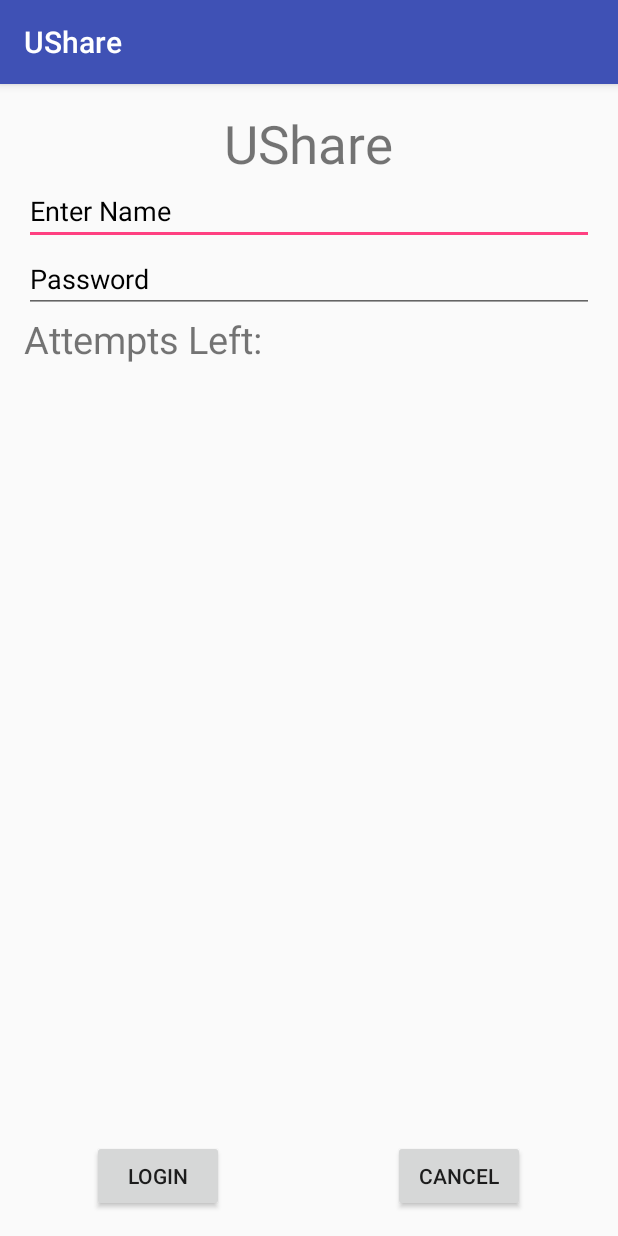
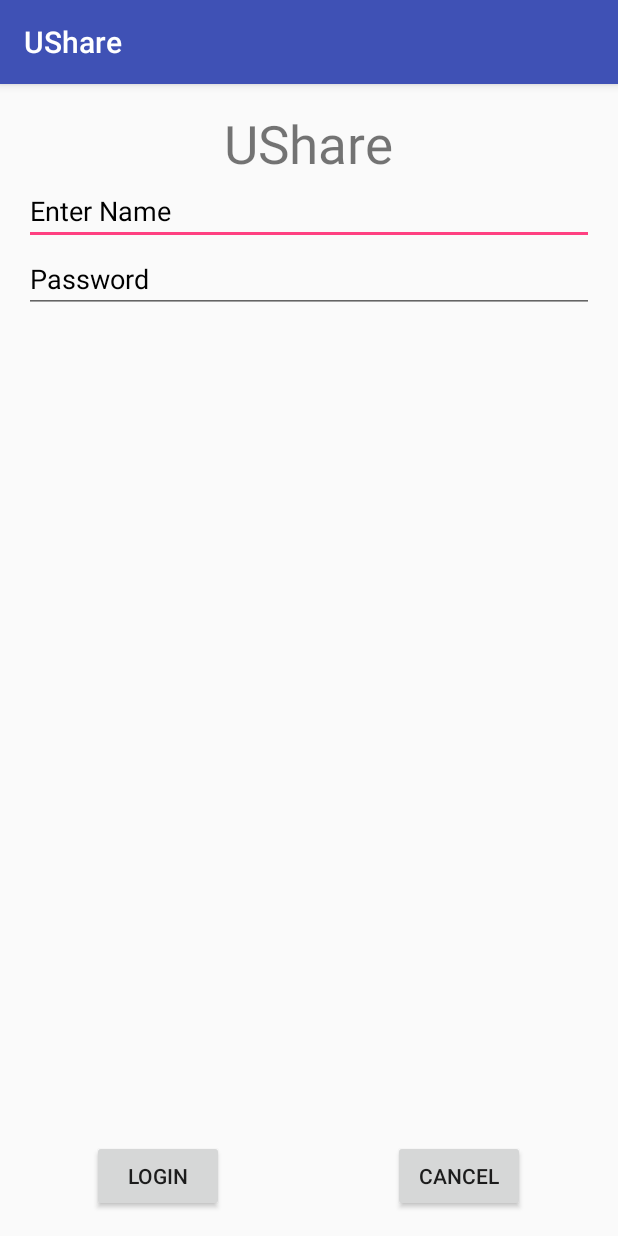
Before and after one commit to billy0222/UShare, an Android app: the screen it shows after launch (LoginActivity), on a phone screen of 412 x 824 dp. Run offline under Robolectric (Android 15) with nearby library versions, the phone set to English and light mode, and no system bars; our stand-ins replace Firebase (no records; nobody signed in at launch, a user with empty details on screens opened directly).

Commit message:
update login page, 2 demo ac for testing
test@test.com
test@test.com

```diff
--- a/app/src/main/java/lix5/ushare/LoginActivity.java
+++ b/app/src/main/java/lix5/ushare/LoginActivity.java
@@ -3,40 +3,90 @@ package lix5.ushare;
 import android.app.Activity;
 import android.content.Intent;
 import android.graphics.Color;
+import android.nfc.Tag;
 import android.os.Bundle;
+import android.support.annotation.NonNull;
 import android.support.v7.app.AppCompatActivity;
+import android.util.Log;
 import android.view.View;
 
 import android.widget.Button;
 import android.widget.EditText;
-import android.widget.TextView;
 import android.widget.Toast;
+
+import com.google.android.gms.tasks.OnCompleteListener;
+import com.google.android.gms.tasks.Task;
+import com.google.firebase.auth.AuthResult;
+import com.google.firebase.auth.FirebaseAuth;
+import com.google.firebase.auth.FirebaseUser;
 
 
 public class LoginActivity extends AppCompatActivity {
     Button b1,b2;
     EditText ed1,ed2;
 
-    TextView tx1;
-    int counter = 3;
+    private FirebaseAuth mAuth; //instance of FirebaseAuth
+
+    @Override
+    protected void onStart(){
+        super.onStart();
+        // Check if user is signed in (non-null) and update UI accordingly.
+        FirebaseUser currentUser = mAuth.getCurrentUser();
+        // updateUI(currentUser);
+    }
 
     @Override
     protected void onCreate(Bundle savedInstanceState) {
         super.onCreate(savedInstanceState);
         setContentView(R.layout.activity_login);
+        mAuth = FirebaseAuth.getInstance();
 
-        b1 = (Button)findViewById(R.id.button);
         ed1 = (EditText)findViewById(R.id.editText);
         ed2 = (EditText)findViewById(R.id.editText2);
 
+        b1 = (Button)findViewById(R.id.button);
         b2 = (Button)findViewById(R.id.button2);
-        tx1 = (TextView)findViewById(R.id.textView3);
 
         b1.setOnClickListener(new View.OnClickListener() {
            public void onClick(View v){
-               Intent intent = new Intent(LoginActivity.this, MainActivity.class);
-               LoginActivity.this.startActivity(intent);
+               signIn(ed1.getText().toString(), ed2.getText().toString());
            }
         });
+
+        b2.setOnClickListener(new View.OnClickListener() {
+            public void onClick(View v){
+                finish();
+            }
+        });
+    }
+
+    private void signIn(String email, String password){
+        // [START sign_in_with_email]
+        mAuth.signInWithEmailAndPassword(email, password)
+                .addOnCompleteListener(this, new OnCompleteListener<AuthResult>() {
+                    @Override
+                    public void onComplete(@NonNull Task<AuthResult> task) {
+                        if (task.isSuccessful()){
+                            // Sign in success, update UI with the signed-in user's information
+                            FirebaseUser user = mAuth.getCurrentUser();
+                            Toast.makeText(getApplicationContext(), "Login successful",Toast.LENGTH_SHORT).show();
+                            Intent intent = new Intent(LoginActivity.this, MainActivity.class);
+                            LoginActivity.this.startActivity(intent);
+                            //updateUI(user);
+                        } else {
+                            // If sign in fails, display a message to the user.
+                            Toast.makeText(LoginActivity.this, "Authentication failed.",
+                                    Toast.LENGTH_SHORT).show();
+                            //updateUI(null);
+                        }
+
+                        // [START_EXCLUDE]
+                        if (!task.isSuccessful()) {
+                            //exception
+                        }
+                        // [END_EXCLUDE]
+                    }
+                });
+        // [END sign_in_with_email]
     }
 }
--- a/app/src/main/res/layout/activity_login.xml
+++ b/app/src/main/res/layout/activity_login.xml
@@ -42,29 +42,6 @@
         android:textColorHint="#000000"
         android:hint="Password" />
 
-    <TextView
-        android:layout_width="wrap_content"
-        android:layout_height="wrap_content"
-        android:text="Attempts Left:"
-        android:id="@+id/textView2"
-        android:layout_below="@+id/editText2"
-        android:layout_alignParentLeft="true"
-        android:layout_alignParentStart="true"
-        android:textSize="25dp" />
-
-    <TextView
-        android:layout_width="wrap_content"
-        android:layout_height="wrap_content"
-        android:text=" "
-        android:id="@+id/textView3"
-        android:layout_alignTop="@+id/textView2"
-        android:layout_alignParentRight="true"
-        android:layout_alignParentEnd="true"
-        android:layout_alignBottom="@+id/textView2"
-        android:layout_toEndOf="@+id/textview"
-        android:textSize="25dp"
-        android:layout_toRightOf="@+id/textview" />
-
     <Button
         android:layout_width="wrap_content"
         android:layout_height="wrap_content"
```
Also changed, not shown: app/src/main/java/lix5/ushare/MainActivity.java (+15 -2 lines).
